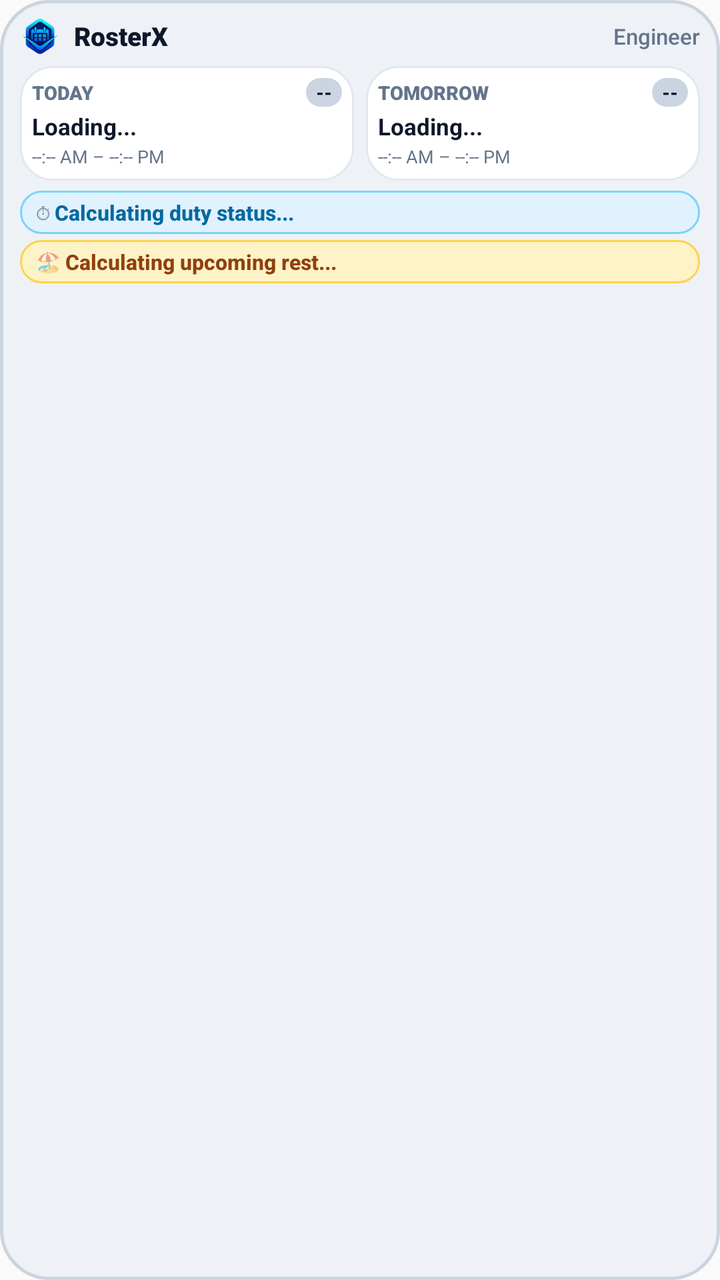
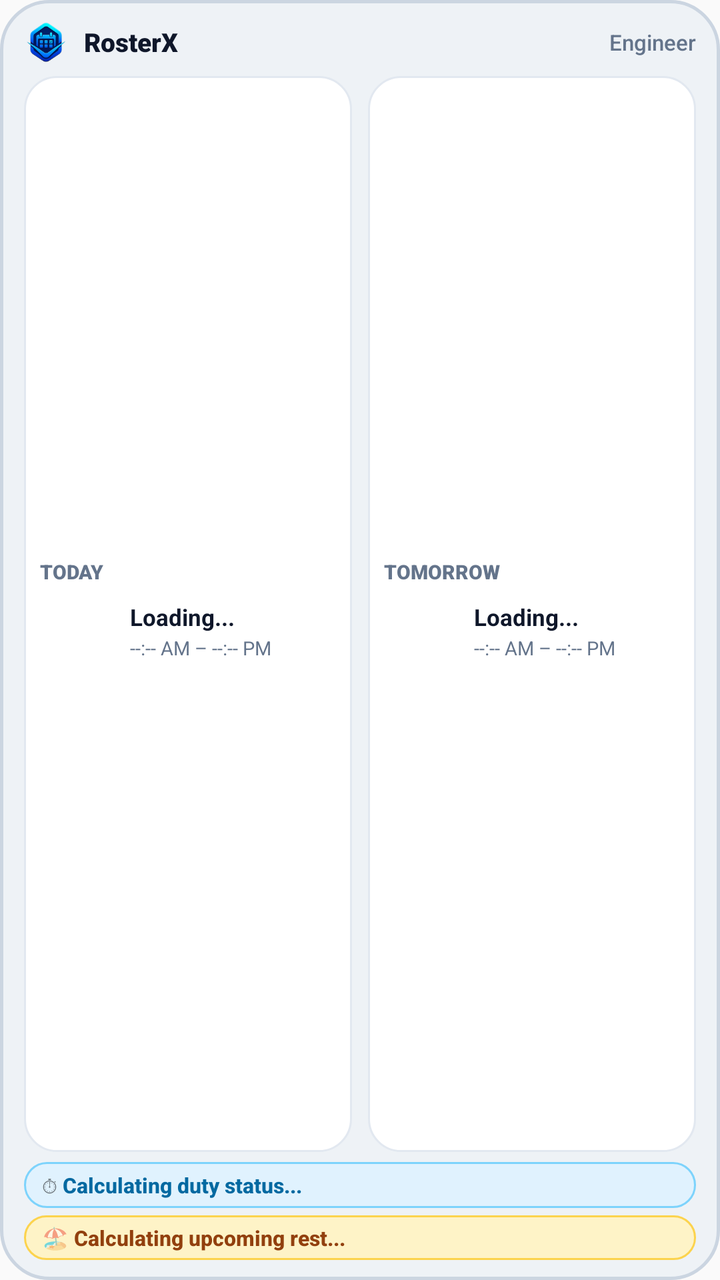

Two renders of the same Android screen: before a commit and after it. Below are the layout's source before the change and the commit's diff.
<!-- AndroidManifest.xml: application theme Theme.RosterX -->
<!-- res/layout/widget_rosterx.xml -->
<?xml version="1.0" encoding="utf-8"?>
<LinearLayout xmlns:android="http://schemas.android.com/apk/res/android"
    android:id="@+id/widget_root"
    android:layout_width="match_parent"
    android:layout_height="match_parent"
    android:background="@drawable/widget_bg_neumorphic"
    android:orientation="vertical"
    android:paddingLeft="10dp"
    android:paddingTop="8dp"
    android:paddingRight="10dp"
    android:paddingBottom="8dp">

    
    <LinearLayout
        android:layout_width="match_parent"
        android:layout_height="wrap_content"
        android:gravity="center_vertical"
        android:orientation="horizontal">

        <ImageView
            android:layout_width="20dp"
            android:layout_height="20dp"
            android:contentDescription="@string/app_name"
            android:scaleType="fitCenter"
            android:src="@drawable/ic_rosterx_widget_logo" />

        <TextView
            android:layout_width="0dp"
            android:layout_height="wrap_content"
            android:layout_marginStart="7dp"
            android:layout_weight="1"
            android:fontFamily="sans-serif-black"
            android:text="RosterX"
            android:textColor="@color/widget_text_main"
            android:textSize="13sp"
            android:textStyle="bold" />

        <TextView
            android:id="@+id/widget_engineer_name"
            android:layout_width="wrap_content"
            android:layout_height="wrap_content"
            android:ellipsize="end"
            android:fontFamily="sans-serif-medium"
            android:maxLines="1"
            android:text="Engineer"
            android:textColor="@color/widget_text_muted"
            android:textSize="11sp" />
    </LinearLayout>

    
    <LinearLayout
        android:layout_width="match_parent"
        android:layout_height="wrap_content"
        android:layout_marginTop="5dp"
        android:baselineAligned="false"
        android:orientation="horizontal">

        
        <LinearLayout
            android:id="@+id/widget_today_card"
            android:layout_width="0dp"
            android:layout_height="wrap_content"
            android:layout_marginEnd="3dp"
            android:layout_weight="1"
            android:background="@drawable/widget_inner_card"
            android:orientation="vertical"
            android:paddingLeft="6dp"
            android:paddingTop="6dp"
            android:paddingRight="6dp"
            android:paddingBottom="6dp">

            <LinearLayout
                android:layout_width="match_parent"
                android:layout_height="wrap_content"
                android:gravity="center_vertical"
                android:orientation="horizontal">

                <TextView
                    android:id="@+id/widget_today_title"
                    android:layout_width="0dp"
                    android:layout_height="wrap_content"
                    android:layout_weight="1"
                    android:ellipsize="end"
                    android:fontFamily="sans-serif-black"
                    android:maxLines="1"
                    android:singleLine="true"
                    android:text="TODAY"
                    android:textColor="@color/widget_text_muted"
                    android:textSize="9.5sp"
                    android:textStyle="bold" />

                <TextView
                    android:id="@+id/widget_today_badge"
                    android:layout_width="wrap_content"
                    android:layout_height="wrap_content"
                    android:background="@drawable/widget_shift_badge"
                    android:fontFamily="sans-serif-black"
                    android:paddingLeft="5dp"
                    android:paddingTop="1dp"
                    android:paddingRight="5dp"
                    android:paddingBottom="1dp"
                    android:text="--"
                    android:textColor="#0F172A"
                    android:textSize="9sp"
                    android:textStyle="bold" />
            </LinearLayout>

            <TextView
                android:id="@+id/widget_today_name"
                android:layout_width="match_parent"
                android:layout_height="wrap_content"
                android:layout_marginTop="2dp"
                android:ellipsize="end"
                android:fontFamily="sans-serif-bold"
                android:maxLines="1"
                android:singleLine="true"
                android:text="Loading..."
                android:textColor="@color/widget_text_main"
                android:textSize="11.5sp"
                android:textStyle="bold" />

            <TextView
                android:id="@+id/widget_today_timing"
                android:layout_width="match_parent"
                android:layout_height="wrap_content"
                android:layout_marginTop="1dp"
                android:ellipsize="end"
                android:fontFamily="sans-serif"
                android:maxLines="1"
                android:singleLine="true"
                android:text="--:-- AM – --:-- PM"
                android:textColor="@color/widget_text_muted"
                android:textSize="9sp" />
        </LinearLayout>

        
        <LinearLayout
            android:id="@+id/widget_tomorrow_card"
            android:layout_width="0dp"
            android:layout_height="wrap_content"
            android:layout_marginStart="3dp"
            android:layout_weight="1"
            android:background="@drawable/widget_inner_card"
            android:orientation="vertical"
            android:paddingLeft="6dp"
            android:paddingTop="6dp"
            android:paddingRight="6dp"
            android:paddingBottom="6dp">

            <LinearLayout
                android:layout_width="match_parent"
                android:layout_height="wrap_content"
                android:gravity="center_vertical"
                android:orientation="horizontal">

                <TextView
                    android:id="@+id/widget_tomorrow_title"
                    android:layout_width="0dp"
                    android:layout_height="wrap_content"
                    android:layout_weight="1"
                    android:ellipsize="end"
                    android:fontFamily="sans-serif-black"
                    android:maxLines="1"
                    android:singleLine="true"
                    android:text="TOMORROW"
                    android:textColor="@color/widget_text_muted"
                    android:textSize="9.5sp"
                    android:textStyle="bold" />

                <TextView
                    android:id="@+id/widget_tomorrow_badge"
                    android:layout_width="wrap_content"
                    android:layout_height="wrap_content"
                    android:background="@drawable/widget_shift_badge"
                    android:fontFamily="sans-serif-black"
                    android:paddingLeft="5dp"
                    android:paddingTop="1dp"
                    android:paddingRight="5dp"
                    android:paddingBottom="1dp"
                    android:text="--"
                    android:textColor="#0F172A"
                    android:textSize="9sp"
                    android:textStyle="bold" />
            </LinearLayout>

            <TextView
                android:id="@+id/widget_tomorrow_name"
                android:layout_width="match_parent"
                android:layout_height="wrap_content"
                android:layout_marginTop="2dp"
                android:ellipsize="end"
                android:fontFamily="sans-serif-bold"
                android:maxLines="1"
                android:singleLine="true"
                android:text="Loading..."
                android:textColor="@color/widget_text_main"
                android:textSize="11.5sp"
                android:textStyle="bold" />

            <TextView
                android:id="@+id/widget_tomorrow_timing"
                android:layout_width="match_parent"
                android:layout_height="wrap_content"
                android:layout_marginTop="1dp"
                android:ellipsize="end"
                android:fontFamily="sans-serif"
                android:maxLines="1"
                android:singleLine="true"
                android:text="--:-- AM – --:-- PM"
                android:textColor="@color/widget_text_muted"
                android:textSize="9sp" />
        </LinearLayout>
    </LinearLayout>

    
    <LinearLayout
        android:layout_width="match_parent"
        android:layout_height="wrap_content"
        android:layout_marginTop="5dp"
        android:orientation="vertical">

        
        <LinearLayout
            android:id="@+id/widget_timer_container"
            android:layout_width="match_parent"
            android:layout_height="wrap_content"
            android:background="@drawable/widget_pill_timer"
            android:gravity="center_vertical"
            android:orientation="horizontal"
            android:paddingLeft="8dp"
            android:paddingTop="3.5dp"
            android:paddingRight="8dp"
            android:paddingBottom="3.5dp">

            <TextView
                android:layout_width="wrap_content"
                android:layout_height="wrap_content"
                android:text="⏱ "
                android:textSize="10sp" />

            <TextView
                android:id="@+id/widget_timer_text"
                android:layout_width="match_parent"
                android:layout_height="wrap_content"
                android:ellipsize="end"
                android:fontFamily="sans-serif-medium"
                android:maxLines="1"
                android:singleLine="true"
                android:text="Calculating duty status..."
                android:textColor="@color/widget_timer_text"
                android:textSize="10.5sp"
                android:textStyle="bold" />
        </LinearLayout>

        
        <LinearLayout
            android:id="@+id/widget_rest_container"
            android:layout_width="match_parent"
            android:layout_height="wrap_content"
            android:layout_marginTop="3dp"
            android:background="@drawable/widget_pill_rest"
            android:gravity="center_vertical"
            android:orientation="horizontal"
            android:paddingLeft="8dp"
            android:paddingTop="3.5dp"
            android:paddingRight="8dp"
            android:paddingBottom="3.5dp">

            <TextView
                android:layout_width="wrap_content"
                android:layout_height="wrap_content"
                android:text="🏖 "
                android:textSize="10sp" />

            <TextView
                android:id="@+id/widget_rest_text"
                android:layout_width="match_parent"
                android:layout_height="wrap_content"
                android:ellipsize="end"
                android:fontFamily="sans-serif-medium"
                android:maxLines="1"
                android:singleLine="true"
                android:text="Calculating upcoming rest..."
                android:textColor="@color/widget_rest_text"
                android:textSize="10.5sp"
                android:textStyle="bold" />
        </LinearLayout>
    </LinearLayout>

</LinearLayout>
<!-- resources referenced by this layout -->
<resources>
  <color name="widget_rest_text">#FF92400E</color>
  <color name="widget_text_main">#FF0F172A</color>
  <color name="widget_text_muted">#FF64748B</color>
  <color name="widget_timer_text">#FF0369A1</color>
  <!-- drawable ic_rosterx_widget_logo: png bitmap (drawable, 12461 bytes) -->
  <!-- drawable widget_bg_neumorphic (drawable) -->
  <?xml version="1.0" encoding="utf-8"?>
  <shape xmlns:android="http://schemas.android.com/apk/res/android"
      android:shape="rectangle">
      <corners android:radius="24dp" />
      <solid android:color="@color/widget_surface" />
      <stroke
          android:width="1.5dp"
          android:color="@color/widget_border" />
      <padding
          android:bottom="10dp"
          android:left="12dp"
          android:right="12dp"
          android:top="10dp" />
  </shape>
  <!-- drawable widget_inner_card (drawable) -->
  <?xml version="1.0" encoding="utf-8"?>
  <shape xmlns:android="http://schemas.android.com/apk/res/android"
      android:shape="rectangle">
      <corners android:radius="16dp" />
      <solid android:color="@color/widget_inner_surface" />
      <stroke
          android:width="1dp"
          android:color="@color/widget_inner_border" />
      <padding
          android:bottom="8dp"
          android:left="10dp"
          android:right="10dp"
          android:top="8dp" />
  </shape>
  <!-- drawable widget_pill_rest (drawable) -->
  <?xml version="1.0" encoding="utf-8"?>
  <shape xmlns:android="http://schemas.android.com/apk/res/android"
      android:shape="rectangle">
      <corners android:radius="12dp" />
      <solid android:color="@color/widget_rest_bg" />
      <stroke
          android:width="1dp"
          android:color="@color/widget_rest_border" />
      <padding
          android:bottom="5dp"
          android:left="9dp"
          android:right="9dp"
          android:top="5dp" />
  </shape>
  <!-- drawable widget_pill_timer (drawable) -->
  <?xml version="1.0" encoding="utf-8"?>
  <shape xmlns:android="http://schemas.android.com/apk/res/android"
      android:shape="rectangle">
      <corners android:radius="12dp" />
      <solid android:color="@color/widget_timer_bg" />
      <stroke
          android:width="1dp"
          android:color="@color/widget_timer_border" />
      <padding
          android:bottom="5dp"
          android:left="9dp"
          android:right="9dp"
          android:top="5dp" />
  </shape>
  <!-- drawable widget_shift_badge (drawable) -->
  <?xml version="1.0" encoding="utf-8"?>
  <shape xmlns:android="http://schemas.android.com/apk/res/android"
      android:shape="rectangle">
      <corners android:radius="8dp" />
      <solid android:color="#FFCBD5E1" />
      <padding
          android:bottom="3dp"
          android:left="6dp"
          android:right="6dp"
          android:top="3dp" />
  </shape>
  <string name="app_name">RosterX</string>
  <style name="Theme.RosterX" parent="android:Theme.Material.Light.NoActionBar">
          
      </style>
  <color name="widget_surface">#FFEEF2F6</color>
  <color name="widget_border">#FFCBD5E1</color>
  <color name="widget_inner_surface">#FFFFFFFF</color>
  <color name="widget_inner_border">#FFE2E8F0</color>
  <color name="widget_rest_bg">#FFFEF3C7</color>
  <color name="widget_rest_border">#FFFCD34D</color>
  <color name="widget_timer_bg">#FFE0F2FE</color>
  <color name="widget_timer_border">#FF7DD3FC</color>
</resources>

<!-- the commit's change to res/layout/widget_rosterx.xml (unified diff, before → after) -->
@@ -5,10 +5,10 @@
     android:layout_height="match_parent"
     android:background="@drawable/widget_bg_neumorphic"
     android:orientation="vertical"
-    android:paddingLeft="10dp"
-    android:paddingTop="8dp"
-    android:paddingRight="10dp"
-    android:paddingBottom="8dp">
+    android:paddingLeft="12dp"
+    android:paddingTop="10dp"
+    android:paddingRight="12dp"
+    android:paddingBottom="10dp">
 
     
     <LinearLayout
@@ -18,8 +18,8 @@
         android:orientation="horizontal">
 
         <ImageView
-            android:layout_width="20dp"
-            android:layout_height="20dp"
+            android:layout_width="22dp"
+            android:layout_height="22dp"
             android:contentDescription="@string/app_name"
             android:scaleType="fitCenter"
             android:src="@drawable/ic_rosterx_widget_logo" />
@@ -27,7 +27,7 @@
         <TextView
             android:layout_width="0dp"
             android:layout_height="wrap_content"
-            android:layout_marginStart="7dp"
+            android:layout_marginStart="8dp"
             android:layout_weight="1"
             android:fontFamily="sans-serif-black"
             android:text="RosterX"
@@ -50,8 +50,9 @@
     
     <LinearLayout
         android:layout_width="match_parent"
-        android:layout_height="wrap_content"
-        android:layout_marginTop="5dp"
+        android:layout_height="0dp"
+        android:layout_marginTop="6dp"
+        android:layout_weight="1"
         android:baselineAligned="false"
         android:orientation="horizontal">
 
@@ -59,156 +60,198 @@
         <LinearLayout
             android:id="@+id/widget_today_card"
             android:layout_width="0dp"
-            android:layout_height="wrap_content"
-            android:layout_marginEnd="3dp"
+            android:layout_height="match_parent"
+            android:layout_marginEnd="4dp"
             android:layout_weight="1"
             android:background="@drawable/widget_inner_card"
+            android:gravity="center_vertical"
             android:orientation="vertical"
-            android:paddingLeft="6dp"
+            android:paddingLeft="8dp"
             android:paddingTop="6dp"
-            android:paddingRight="6dp"
+            android:paddingRight="8dp"
             android:paddingBottom="6dp">
 
+            
+            <TextView
+                android:id="@+id/widget_today_title"
+                android:layout_width="match_parent"
+                android:layout_height="wrap_content"
+                android:ellipsize="end"
+                android:fontFamily="sans-serif-black"
+                android:maxLines="1"
+                android:singleLine="true"
+                android:text="TODAY"
+                android:textColor="@color/widget_text_muted"
+                android:textSize="10sp"
+                android:textStyle="bold" />
+
+            
             <LinearLayout
                 android:layout_width="match_parent"
                 android:layout_height="wrap_content"
+                android:layout_marginTop="4dp"
                 android:gravity="center_vertical"
                 android:orientation="horizontal">
 
-                <TextView
-                    android:id="@+id/widget_today_title"
+                
+                <FrameLayout
+                    android:id="@+id/widget_today_badge_frame"
+                    android:layout_width="38dp"
+                    android:layout_height="38dp">
+
+                    <ImageView
+                        android:id="@+id/widget_today_badge_bg"
+                        android:layout_width="match_parent"
+                        android:layout_height="match_parent"
+                        android:scaleType="fitXY"
+                        android:src="@drawable/widget_shift_squircle" />
+
+                    <TextView
+                        android:id="@+id/widget_today_badge"
+                        android:layout_width="match_parent"
+                        android:layout_height="match_parent"
+                        android:fontFamily="sans-serif-black"
+                        android:gravity="center"
+                        android:text="--"
+                        android:textColor="#FFFFFF"
+                        android:textSize="14sp"
+                        android:textStyle="bold" />
+                </FrameLayout>
+
+                
+                <LinearLayout
                     android:layout_width="0dp"
                     android:layout_height="wrap_content"
+                    android:layout_marginStart="7dp"
                     android:layout_weight="1"
-                    android:ellipsize="end"
-                    android:fontFamily="sans-serif-black"
-                    android:maxLines="1"
-                    android:singleLine="true"
-                    android:text="TODAY"
-                    android:textColor="@color/widget_text_muted"
-                    android:textSize="9.5sp"
-                    android:textStyle="bold" />
-
-                <TextView
-                    android:id="@+id/widget_today_badge"
-                    android:layout_width="wrap_content"
-                    android:layout_height="wrap_content"
-                    android:background="@drawable/widget_shift_badge"
-                    android:fontFamily="sans-serif-black"
-                    android:paddingLeft="5dp"
-                    android:paddingTop="1dp"
-                    android:paddingRight="5dp"
-                    android:paddingBottom="1dp"
-                    android:text="--"
-                    android:textColor="#0F172A"
-                    android:textSize="9sp"
-                    android:textStyle="bold" />
+                    android:orientation="vertical">
+
+                    <TextView
+                        android:id="@+id/widget_today_name"
+                        android:layout_width="match_parent"
+                        android:layout_height="wrap_content"
+                        android:ellipsize="end"
+                        android:fontFamily="sans-serif-bold"
+                        android:maxLines="1"
+                        android:singleLine="true"
+                        android:text="Loading..."
+                        android:textColor="@color/widget_text_main"
+                        android:textSize="11.5sp"
+                        android:textStyle="bold" />
+
+                    <TextView
+                        android:id="@+id/widget_today_timing"
+                        android:layout_width="match_parent"
+                        android:layout_height="wrap_content"
+                        android:layout_marginTop="1dp"
+                        android:ellipsize="end"
+                        android:fontFamily="sans-serif"
+                        android:maxLines="1"
+                        android:singleLine="true"
+                        android:text="--:-- AM – --:-- PM"
+                        android:textColor="@color/widget_text_muted"
+                        android:textSize="9.5sp" />
+                </LinearLayout>
             </LinearLayout>
-
-            <TextView
-                android:id="@+id/widget_today_name"
-                android:layout_width="match_parent"
-                android:layout_height="wrap_content"
-                android:layout_marginTop="2dp"
-                android:ellipsize="end"
-                android:fontFamily="sans-serif-bold"
-                android:maxLines="1"
-                android:singleLine="true"
-                android:text="Loading..."
-                android:textColor="@color/widget_text_main"
-                android:textSize="11.5sp"
-                android:textStyle="bold" />
-
-            <TextView
-                android:id="@+id/widget_today_timing"
-                android:layout_width="match_parent"
-                android:layout_height="wrap_content"
-                android:layout_marginTop="1dp"
-                android:ellipsize="end"
-                android:fontFamily="sans-serif"
-                android:maxLines="1"
-                android:singleLine="true"
-                android:text="--:-- AM – --:-- PM"
-                android:textColor="@color/widget_text_muted"
-                android:textSize="9sp" />
         </LinearLayout>
 
         
         <LinearLayout
             android:id="@+id/widget_tomorrow_card"
             android:layout_width="0dp"
-            android:layout_height="wrap_content"
-            android:layout_marginStart="3dp"
+            android:layout_height="match_parent"
+            android:layout_marginStart="4dp"
             android:layout_weight="1"
             android:background="@drawable/widget_inner_card"
+            android:gravity="center_vertical"
             android:orientation="vertical"
-            android:paddingLeft="6dp"
+            android:paddingLeft="8dp"
             android:paddingTop="6dp"
-            android:paddingRight="6dp"
+            android:paddingRight="8dp"
             android:paddingBottom="6dp">
 
+            
+            <TextView
+                android:id="@+id/widget_tomorrow_title"
+                android:layout_width="match_parent"
+                android:layout_height="wrap_content"
+                android:ellipsize="end"
+                android:fontFamily="sans-serif-black"
+                android:maxLines="1"
+                android:singleLine="true"
+                android:text="TOMORROW"
+                android:textColor="@color/widget_text_muted"
+                android:textSize="10sp"
+                android:textStyle="bold" />
+
+            
             <LinearLayout
                 android:layout_width="match_parent"
                 android:layout_height="wrap_content"
+                android:layout_marginTop="4dp"
                 android:gravity="center_vertical"
                 android:orientation="horizontal">
 
-                <TextView
-                    android:id="@+id/widget_tomorrow_title"
+                
+                <FrameLayout
+                    android:id="@+id/widget_tomorrow_badge_frame"
+                    android:layout_width="38dp"
+                    android:layout_height="38dp">
+
+                    <ImageView
+                        android:id="@+id/widget_tomorrow_badge_bg"
+                        android:layout_width="match_parent"
+                        android:layout_height="match_parent"
+                        android:scaleType="fitXY"
+                        android:src="@drawable/widget_shift_squircle" />
+
+                    <TextView
+                        android:id="@+id/widget_tomorrow_badge"
+                        android:layout_width="match_parent"
+                        android:layout_height="match_parent"
+                        android:fontFamily="sans-serif-black"
+                        android:gravity="center"
+                        android:text="--"
+                        android:textColor="#FFFFFF"
+                        android:textSize="14sp"
+                        android:textStyle="bold" />
+                </FrameLayout>
+
+                
+                <LinearLayout
                     android:layout_width="0dp"
                     android:layout_height="wrap_content"
+                    android:layout_marginStart="7dp"
                     android:layout_weight="1"
-                    android:ellipsize="end"
-                    android:fontFamily="sans-serif-black"
-                    android:maxLines="1"
-                    android:singleLine="true"
-                    android:text="TOMORROW"
-                    android:textColor="@color/widget_text_muted"
-                    android:textSize="9.5sp"
-                    android:textStyle="bold" />
-
-                <TextView
-                    android:id="@+id/widget_tomorrow_badge"
-                    android:layout_width="wrap_content"
-                    android:layout_height="wrap_content"
-                    android:background="@drawable/widget_shift_badge"
-                    android:fontFamily="sans-serif-black"
-                    android:paddingLeft="5dp"
-                    android:paddingTop="1dp"
-                    android:paddingRight="5dp"
-                    android:paddingBottom="1dp"
-                    android:text="--"
-                    android:textColor="#0F172A"
-                    android:textSize="9sp"
-                    android:textStyle="bold" />
+                    android:orientation="vertical">
+
+                    <TextView
+                        android:id="@+id/widget_tomorrow_name"
+                        android:layout_width="match_parent"
+                        android:layout_height="wrap_content"
+                        android:ellipsize="end"
+                        android:fontFamily="sans-serif-bold"
+                        android:maxLines="1"
+                        android:singleLine="true"
+                        android:text="Loading..."
+                        android:textColor="@color/widget_text_main"
+                        android:textSize="11.5sp"
+                        android:textStyle="bold" />
+
+                    <TextView
+                        android:id="@+id/widget_tomorrow_timing"
+                        android:layout_width="match_parent"
+                        android:layout_height="wrap_content"
+                        android:layout_marginTop="1dp"
+                        android:ellipsize="end"
+                        android:fontFamily="sans-serif"
+                        android:maxLines="1"
+                        android:singleLine="true"
+                        android:text="--:-- AM – --:-- PM"
+                        android:textColor="@color/widget_text_muted"
+                        android:textSize="9.5sp" />
+                </LinearLayout>
             </LinearLayout>
-
-            <TextView
-                android:id="@+id/widget_tomorrow_name"
-                android:layout_width="match_parent"
-                android:layout_height="wrap_content"
-                android:layout_marginTop="2dp"
-                android:ellipsize="end"
-                android:fontFamily="sans-serif-bold"
-                android:maxLines="1"
-                android:singleLine="true"
-                android:text="Loading..."
-                android:textColor="@color/widget_text_main"
-                android:textSize="11.5sp"
-                android:textStyle="bold" />
-
-            <TextView
-                android:id="@+id/widget_tomorrow_timing"
-                android:layout_width="match_parent"
-                android:layout_height="wrap_content"
-                android:layout_marginTop="1dp"
-                android:ellipsize="end"
-                android:fontFamily="sans-serif"
-                android:maxLines="1"
-                android:singleLine="true"
-                android:text="--:-- AM – --:-- PM"
-                android:textColor="@color/widget_text_muted"
-                android:textSize="9sp" />
         </LinearLayout>
     </LinearLayout>
 
@@ -227,16 +270,16 @@
             android:background="@drawable/widget_pill_timer"
             android:gravity="center_vertical"
             android:orientation="horizontal"
-            android:paddingLeft="8dp"
-            android:paddingTop="3.5dp"
-            android:paddingRight="8dp"
-            android:paddingBottom="3.5dp">
+            android:paddingLeft="9dp"
+            android:paddingTop="4dp"
+            android:paddingRight="9dp"
+            android:paddingBottom="4dp">
 
             <TextView
                 android:layout_width="wrap_content"
                 android:layout_height="wrap_content"
                 android:text="⏱ "
-                android:textSize="10sp" />
+                android:textSize="10.5sp" />
 
             <TextView
                 android:id="@+id/widget_timer_text"
@@ -257,20 +300,20 @@
             android:id="@+id/widget_rest_container"
             android:layout_width="match_parent"
             android:layout_height="wrap_content"
-            android:layout_marginTop="3dp"
+            android:layout_marginTop="3.5dp"
             android:background="@drawable/widget_pill_rest"
             android:gravity="center_vertical"
             android:orientation="horizontal"
-            android:paddingLeft="8dp"
-            android:paddingTop="3.5dp"
-            android:paddingRight="8dp"
-            android:paddingBottom="3.5dp">
+            android:paddingLeft="9dp"
+            android:paddingTop="4dp"
+            android:paddingRight="9dp"
+            android:paddingBottom="4dp">
 
             <TextView
                 android:layout_width="wrap_content"
                 android:layout_height="wrap_content"
                 android:text="🏖 "
-                android:textSize="10sp" />
+                android:textSize="10.5sp" />
 
             <TextView
                 android:id="@+id/widget_rest_text"
<!-- resource entries referenced after the edit -->
@@ -65,17 +65,12 @@
           android:right="9dp"
           android:top="5dp" />
   </shape>
-  <!-- drawable widget_shift_badge (drawable) -->
+  <!-- drawable widget_shift_squircle (drawable) -->
   <?xml version="1.0" encoding="utf-8"?>
   <shape xmlns:android="http://schemas.android.com/apk/res/android"
       android:shape="rectangle">
-      <corners android:radius="8dp" />
-      <solid android:color="#FFCBD5E1" />
-      <padding
-          android:bottom="3dp"
-          android:left="6dp"
-          android:right="6dp"
-          android:top="3dp" />
+      <corners android:radius="12dp" />
+      <solid android:color="#FFFFFF" />
   </shape>
   <string name="app_name">RosterX</string>
   <style name="Theme.RosterX" parent="android:Theme.Material.Light.NoActionBar">
